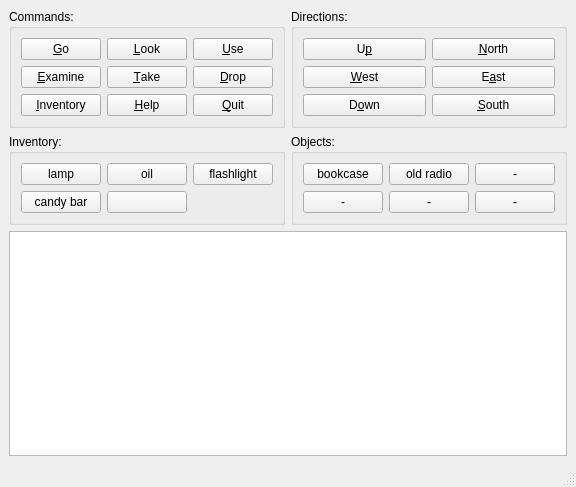
The window that adventure/qt/widget/mainwindow.ui (jefftranter/raspberrypi) describes before a commit, drawn with Qt 5.
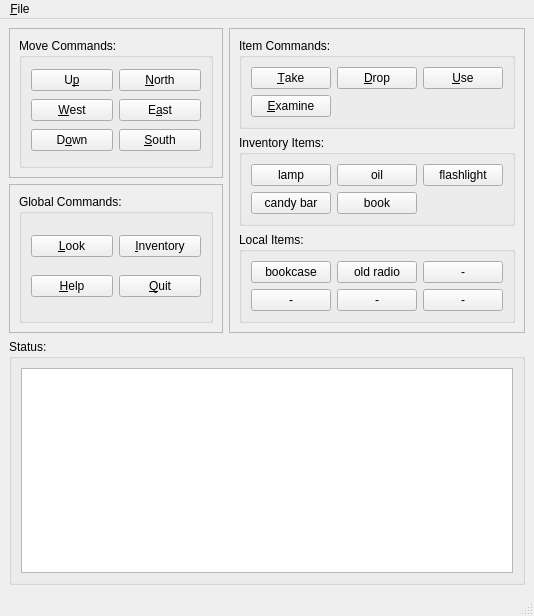
The same window after the commit.

Commit message: Refining UI design.

What changed in the file:
```diff
--- a/adventure/qt/widget/mainwindow.ui
+++ b/adventure/qt/widget/mainwindow.ui
@@ -6,8 +6,8 @@
    <rect>
     <x>0</x>
     <y>0</y>
-    <width>513</width>
-    <height>487</height>
+    <width>534</width>
+    <height>616</height>
    </rect>
   </property>
   <property name="windowTitle">
@@ -17,160 +17,195 @@
    <string/>
   </property>
   <widget class="QWidget" name="centralwidget">
-   <layout class="QVBoxLayout" name="verticalLayout_2">
+   <layout class="QVBoxLayout" name="verticalLayout_6">
     <item>
      <layout class="QHBoxLayout" name="horizontalLayout1">
       <item>
+       <layout class="QVBoxLayout" name="verticalLayout4">
+        <item>
+         <widget class="QFrame" name="moveFrame">
+          <property name="frameShape">
+           <enum>QFrame::StyledPanel</enum>
+          </property>
+          <property name="frameShadow">
+           <enum>QFrame::Raised</enum>
+          </property>
+          <layout class="QVBoxLayout" name="verticalLayout_2">
+           <item>
+            <widget class="QGroupBox" name="directionsGroupBox">
+             <property name="title">
+              <string>Move Commands:</string>
+             </property>
+             <layout class="QGridLayout" name="gridLayout_3">
+              <item row="1" column="1">
+               <widget class="QPushButton" name="eastButton">
+                <property name="text">
+                 <string>E&amp;ast</string>
+                </property>
+               </widget>
+              </item>
+              <item row="1" column="0">
+               <widget class="QPushButton" name="westButton">
+                <property name="text">
+                 <string>&amp;West</string>
+                </property>
+               </widget>
+              </item>
+              <item row="2" column="0">
+               <widget class="QPushButton" name="downButton">
+                <property name="text">
+                 <string>D&amp;own</string>
+                </property>
+               </widget>
+              </item>
+              <item row="0" column="1">
+               <widget class="QPushButton" name="northButton">
+                <property name="text">
+                 <string>&amp;North</string>
+                </property>
+               </widget>
+              </item>
+              <item row="0" column="0">
+               <widget class="QPushButton" name="upButton">
+                <property name="text">
+                 <string>U&amp;p</string>
+                </property>
+               </widget>
+              </item>
+              <item row="2" column="1">
+               <widget class="QPushButton" name="southButton">
+                <property name="text">
+                 <string>&amp;South</string>
+                </property>
+               </widget>
+              </item>
+             </layout>
+            </widget>
+           </item>
+          </layout>
+         </widget>
+        </item>
+        <item>
+         <widget class="QFrame" name="globalFrame">
+          <property name="frameShape">
+           <enum>QFrame::StyledPanel</enum>
+          </property>
+          <property name="frameShadow">
+           <enum>QFrame::Raised</enum>
+          </property>
+          <layout class="QVBoxLayout" name="verticalLayout_3">
+           <item>
        <widget class="QGroupBox" name="commandsGroupBox">
         <property name="title">
-         <string>Commands:</string>
-        </property>
-        <layout class="QVBoxLayout" name="verticalLayout">
-         <item>
+              <string>Global Commands:</string>
+             </property>
           <layout class="QGridLayout" name="gridLayout">
-           <item row="1" column="0">
-            <widget class="QPushButton" name="examineButton">
-             <property name="text">
-              <string>&amp;Examine</string>
-             </property>
-            </widget>
-           </item>
-           <item row="2" column="1">
-            <widget class="QPushButton" name="helpButton">
-             <property name="text">
-              <string>&amp;Help</string>
-             </property>
-            </widget>
-           </item>
-           <item row="0" column="1">
+              <item row="0" column="0">
             <widget class="QPushButton" name="lookButton">
              <property name="text">
               <string>&amp;Look</string>
              </property>
             </widget>
            </item>
-           <item row="0" column="2">
-            <widget class="QPushButton" name="useButton">
-             <property name="text">
-              <string>&amp;Use</string>
-             </property>
-            </widget>
-           </item>
-           <item row="1" column="2">
-            <widget class="QPushButton" name="dropButton">
-             <property name="text">
-              <string>&amp;Drop</string>
-             </property>
-            </widget>
-           </item>
-           <item row="2" column="2">
-            <widget class="QPushButton" name="quitButton">
-             <property name="text">
-              <string>&amp;Quit</string>
-             </property>
-            </widget>
-           </item>
-           <item row="2" column="0">
+              <item row="0" column="1">
             <widget class="QPushButton" name="inventoryButton">
              <property name="text">
               <string>&amp;Inventory</string>
              </property>
             </widget>
            </item>
-           <item row="0" column="0">
-            <widget class="QPushButton" name="goButton">
+              <item row="1" column="0">
+               <widget class="QPushButton" name="helpButton">
              <property name="text">
-              <string>&amp;Go</string>
+                 <string>&amp;Help</string>
              </property>
             </widget>
            </item>
            <item row="1" column="1">
+               <widget class="QPushButton" name="quitButton">
+                <property name="text">
+                 <string>&amp;Quit</string>
+                </property>
+               </widget>
+              </item>
+             </layout>
+            </widget>
+           </item>
+          </layout>
+         </widget>
+        </item>
+       </layout>
+      </item>
+      <item>
+       <widget class="QFrame" name="frame">
+        <property name="frameShape">
+         <enum>QFrame::StyledPanel</enum>
+        </property>
+        <property name="frameShadow">
+         <enum>QFrame::Raised</enum>
+        </property>
+        <layout class="QVBoxLayout" name="verticalLayout">
+         <item>
+          <widget class="QGroupBox" name="groupBox2">
+           <property name="font">
+            <font>
+             <weight>50</weight>
+             <bold>false</bold>
+            </font>
+           </property>
+           <property name="title">
+            <string>Item Commands:</string>
+           </property>
+           <layout class="QGridLayout" name="gridLayout_2">
+            <item row="0" column="0">
             <widget class="QPushButton" name="takeButton">
              <property name="text">
               <string>&amp;Take</string>
              </property>
-            </widget>
-           </item>
-          </layout>
-         </item>
-        </layout>
-       </widget>
-      </item>
-      <item>
-       <widget class="QGroupBox" name="directionsGroupBox">
-        <property name="title">
-         <string>Directions:</string>
-        </property>
-        <layout class="QGridLayout" name="gridLayout_2">
-         <item row="0" column="0">
-          <widget class="QPushButton" name="upButton">
-           <property name="text">
-            <string>U&amp;p</string>
+              <property name="checkable">
+               <bool>true</bool>
            </property>
           </widget>
          </item>
          <item row="0" column="1">
-          <widget class="QPushButton" name="northButton">
+             <widget class="QPushButton" name="dropButton">
            <property name="text">
-            <string>&amp;North</string>
+               <string>&amp;Drop</string>
+              </property>
+              <property name="checkable">
+               <bool>true</bool>
+              </property>
+             </widget>
+            </item>
+            <item row="0" column="2">
+             <widget class="QPushButton" name="useButton">
+              <property name="text">
+               <string>&amp;Use</string>
+              </property>
+              <property name="checkable">
+               <bool>true</bool>
            </property>
           </widget>
          </item>
          <item row="1" column="0">
-          <widget class="QPushButton" name="westButton">
+             <widget class="QPushButton" name="examineButton">
            <property name="text">
-            <string>&amp;West</string>
-           </property>
-          </widget>
-         </item>
-         <item row="1" column="1">
-          <widget class="QPushButton" name="EastButton">
-           <property name="text">
-            <string>E&amp;ast</string>
+               <string>&amp;Examine</string>
+              </property>
+              <property name="checkable">
+               <bool>true</bool>
            </property>
           </widget>
          </item>
-         <item row="2" column="0">
-          <widget class="QPushButton" name="downButton">
-           <property name="text">
-            <string>D&amp;own</string>
-           </property>
-          </widget>
-         </item>
-         <item row="2" column="1">
-          <widget class="QPushButton" name="southButton">
-           <property name="text">
-            <string>&amp;South</string>
-           </property>
-          </widget>
-         </item>
         </layout>
        </widget>
       </item>
-     </layout>
-    </item>
-    <item>
-     <layout class="QHBoxLayout" name="horizontalLayout2">
       <item>
        <widget class="QGroupBox" name="inventoryGroupBox">
         <property name="title">
-         <string>Inventory:</string>
-        </property>
-        <layout class="QGridLayout" name="gridLayout_3">
-         <item row="0" column="0">
-          <widget class="QPushButton" name="inventoryButton1">
-           <property name="text">
-            <string>lamp</string>
-           </property>
-          </widget>
-         </item>
-         <item row="0" column="1">
-          <widget class="QPushButton" name="inventoryButton2">
-           <property name="text">
-            <string>oil</string>
-           </property>
-          </widget>
-         </item>
+            <string>Inventory Items:</string>
+           </property>
+           <layout class="QGridLayout" name="gridLayout_4">
          <item row="0" column="2">
           <widget class="QPushButton" name="inventoryButton3">
            <property name="text">
@@ -178,17 +213,31 @@
            </property>
           </widget>
          </item>
-         <item row="1" column="0">
+            <item row="0" column="1">
+             <widget class="QPushButton" name="inventoryButton2">
+              <property name="text">
+               <string>oil</string>
+              </property>
+             </widget>
+            </item>
+            <item row="2" column="0">
           <widget class="QPushButton" name="inventoryButton4">
            <property name="text">
             <string>candy bar</string>
            </property>
           </widget>
          </item>
-         <item row="1" column="1">
+            <item row="2" column="1">
           <widget class="QPushButton" name="inventoryButton5">
            <property name="text">
-            <string/>
+               <string>book</string>
+              </property>
+             </widget>
+            </item>
+            <item row="0" column="0">
+             <widget class="QPushButton" name="inventoryButton1">
+              <property name="text">
+               <string>lamp</string>
            </property>
           </widget>
          </item>
@@ -198,9 +247,9 @@
       <item>
        <widget class="QGroupBox" name="groupBox">
         <property name="title">
-         <string>Objects:</string>
-        </property>
-        <layout class="QGridLayout" name="gridLayout_4">
+            <string>Local Items:</string>
+           </property>
+           <layout class="QGridLayout" name="gridLayout_5">
          <item row="0" column="0">
           <widget class="QPushButton" name="objectButton1">
            <property name="text">
@@ -208,6 +257,13 @@
            </property>
           </widget>
          </item>
+            <item row="1" column="1">
+             <widget class="QPushButton" name="objectButton5">
+              <property name="text">
+               <string>-</string>
+              </property>
+             </widget>
+            </item>
          <item row="0" column="1">
           <widget class="QPushButton" name="objectButton2">
            <property name="text">
@@ -215,13 +271,6 @@
            </property>
           </widget>
          </item>
-         <item row="0" column="2">
-          <widget class="QPushButton" name="objectButton3">
-           <property name="text">
-            <string>-</string>
-           </property>
-          </widget>
-         </item>
          <item row="1" column="0">
           <widget class="QPushButton" name="objectButton4">
            <property name="text">
@@ -229,8 +278,8 @@
            </property>
           </widget>
          </item>
-         <item row="1" column="1">
-          <widget class="QPushButton" name="objectButton5">
+            <item row="0" column="2">
+             <widget class="QPushButton" name="objectButton3">
            <property name="text">
             <string>-</string>
            </property>
@@ -247,28 +296,62 @@
        </widget>
       </item>
      </layout>
-    </item>
+       </widget>
+      </item>
+     </layout>
+    </item>
+    <item>
+     <widget class="QGroupBox" name="groupBox3">
+      <property name="title">
+       <string>Status:</string>
+      </property>
+      <layout class="QVBoxLayout" name="verticalLayout_5">
     <item>
      <widget class="QTextEdit" name="textEdit">
       <property name="documentTitle">
        <string/>
       </property>
       <property name="html">
-       <string></string>
+          <string>&lt;!DOCTYPE HTML PUBLIC &quot;-//W3C//DTD HTML 4.0//EN&quot; &quot;http://www.w3.org/TR/REC-html40/strict.dtd&quot;&gt;
+&lt;html&gt;&lt;head&gt;&lt;meta name=&quot;qrichtext&quot; content=&quot;1&quot; /&gt;&lt;style type=&quot;text/css&quot;&gt;
+p, li { white-space: pre-wrap; }
+&lt;/style&gt;&lt;/head&gt;&lt;body style=&quot; font-family:'Ubuntu'; font-size:9pt; font-weight:400; font-style:normal;&quot;&gt;
+&lt;p style=&quot;-qt-paragraph-type:empty; margin-top:0px; margin-bottom:0px; margin-left:0px; margin-right:0px; -qt-block-indent:0; text-indent:0px;&quot;&gt;&lt;br /&gt;&lt;/p&gt;&lt;/body&gt;&lt;/html&gt;</string>
       </property>
      </widget>
     </item>
    </layout>
+     </widget>
+    </item>
+   </layout>
+   <zorder></zorder>
+   <zorder></zorder>
+   <zorder>groupBox2</zorder>
+   <zorder>inventoryGroupBox</zorder>
+   <zorder>inventoryGroupBox</zorder>
+   <zorder>groupBox</zorder>
+   <zorder>groupBox2</zorder>
+   <zorder>frame</zorder>
+   <zorder>moveFrame</zorder>
+   <zorder>globalFrame</zorder>
+   <zorder>groupBox3</zorder>
   </widget>
   <widget class="QMenuBar" name="menubar">
    <property name="geometry">
     <rect>
      <x>0</x>
      <y>0</y>
-     <width>513</width>
-     <height>21</height>
+     <width>534</width>
+     <height>20</height>
     </rect>
    </property>
+   <widget class="QMenu" name="menuFile">
+    <property name="title">
+     <string>&amp;File</string>
+    </property>
+    <addaction name="actionQuit"/>
+   </widget>
+   <addaction name="menuFile"/>
   </widget>
   <widget class="QStatusBar" name="statusbar"/>
  </widget>
```
Left out of the diff: 16 changed lines with no effect on the pictures. Lines whose indentation alone changed are shown as unchanged.
